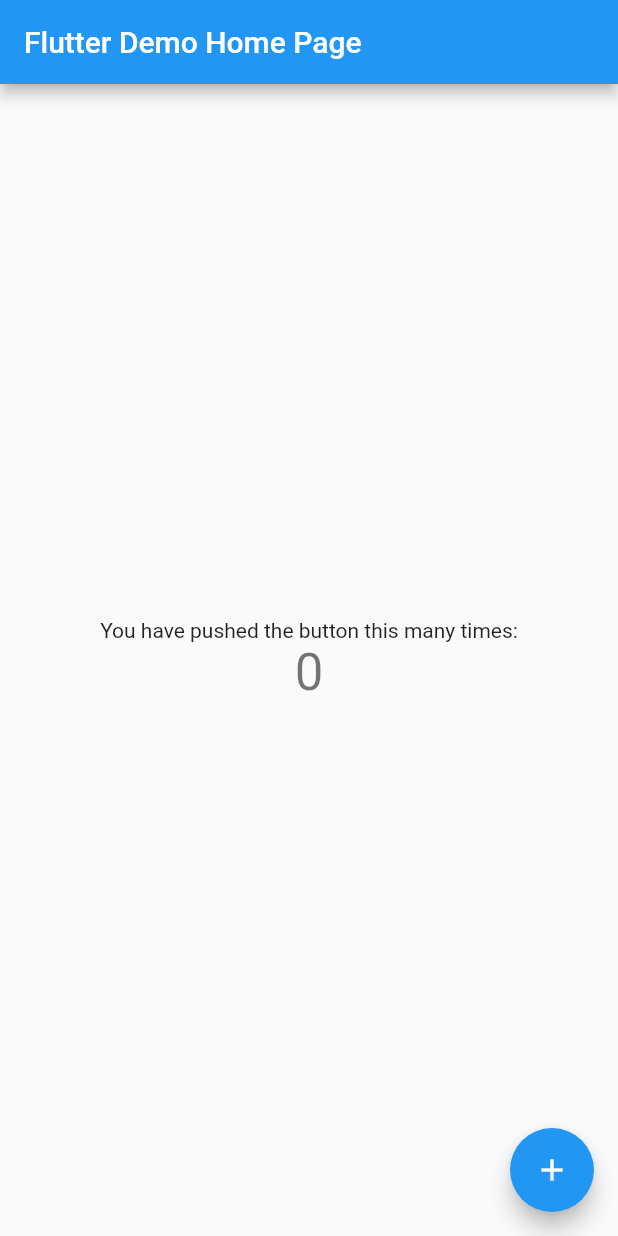
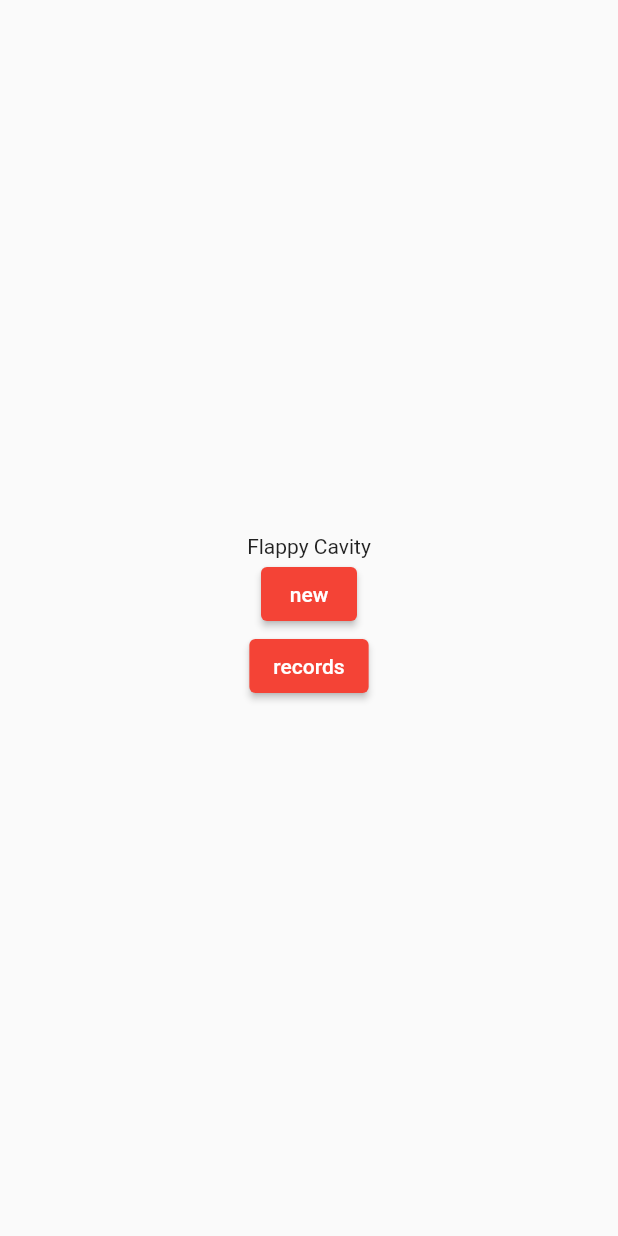
Before and after one commit to arrowtip/flappy_cavity, a Flutter app: the screen it shows after launch, on a phone screen of 412 x 824 dp. Run offline on Flutter 3.47's test engine with Material 2 defaults, Android fonts, the light colour scheme and no system bars.

Commit message:
start to implement home screen

```diff
--- a/lib/main.dart
+++ b/lib/main.dart
@@ -1,4 +1,5 @@
 import 'package:flutter/material.dart';
+import 'screens/home.dart';
 
 void main() {
   runApp(const MyApp());
@@ -11,7 +12,7 @@
   @override
   Widget build(BuildContext context) {
     return MaterialApp(
-      title: 'Flutter Demo',
+      title: 'Flappy Cavity',
       theme: ThemeData(
         // This is the theme of your application.
         //
@@ -22,94 +23,9 @@
         // or simply save your changes to "hot reload" in a Flutter IDE).
         // Notice that the counter didn't reset back to zero; the application
         // is not restarted.
-        primarySwatch: Colors.blue,
+        primarySwatch: Colors.red,
       ),
-      home: const MyHomePage(title: 'Flutter Demo Home Page'),
+      home: const Home(),
     );
   }
 }
-
-class MyHomePage extends StatefulWidget {
-  const MyHomePage({super.key, required this.title});
-
-  // This widget is the home page of your application. It is stateful, meaning
-  // that it has a State object (defined below) that contains fields that affect
-  // how it looks.
-
-  // This class is the configuration for the state. It holds the values (in this
-  // case the title) provided by the parent (in this case the App widget) and
-  // used by the build method of the State. Fields in a Widget subclass are
-  // always marked "final".
-
-  final String title;
-
-  @override
-  State<MyHomePage> createState() => _MyHomePageState();
-}
-
-class _MyHomePageState extends State<MyHomePage> {
-  int _counter = 0;
-
-  void _incrementCounter() {
-    setState(() {
-      // This call to setState tells the Flutter framework that something has
-      // changed in this State, which causes it to rerun the build method below
-      // so that the display can reflect the updated values. If we changed
-      // _counter without calling setState(), then the build method would not be
-      // called again, and so nothing would appear to happen.
-      _counter++;
-    });
-  }
-
-  @override
-  Widget build(BuildContext context) {
-    // This method is rerun every time setState is called, for instance as done
-    // by the _incrementCounter method above.
-    //
-    // The Flutter framework has been optimized to make rerunning build methods
-    // fast, so that you can just rebuild anything that needs updating rather
-    // than having to individually change instances of widgets.
-    return Scaffold(
-      appBar: AppBar(
-        // Here we take the value from the MyHomePage object that was created by
-        // the App.build method, and use it to set our appbar title.
-        title: Text(widget.title),
-      ),
-      body: Center(
-        // Center is a layout widget. It takes a single child and positions it
-        // in the middle of the parent.
-        child: Column(
-          // Column is also a layout widget. It takes a list of children and
-          // arranges them vertically. By default, it sizes itself to fit its
-          // children horizontally, and tries to be as tall as its parent.
-          //
-          // Invoke "debug painting" (press "p" in the console, choose the
-          // "Toggle Debug Paint" action from the Flutter Inspector in Android
-          // Studio, or the "Toggle Debug Paint" command in Visual Studio Code)
-          // to see the wireframe for each widget.
-          //
-          // Column has various properties to control how it sizes itself and
-          // how it positions its children. Here we use mainAxisAlignment to
-          // center the children vertically; the main axis here is the vertical
-          // axis because Columns are vertical (the cross axis would be
-          // horizontal).
-          mainAxisAlignment: MainAxisAlignment.center,
-          children: <Widget>[
-            const Text(
-              'You have pushed the button this many times:',
-            ),
-            Text(
-              '$_counter',
-              style: Theme.of(context).textTheme.headline4,
-            ),
-          ],
-        ),
-      ),
-      floatingActionButton: FloatingActionButton(
-        onPressed: _incrementCounter,
-        tooltip: 'Increment',
-        child: const Icon(Icons.add),
-      ), // This trailing comma makes auto-formatting nicer for build methods.
-    );
-  }
-}
--- /dev/null
+++ b/lib/screens/home.dart
@@ -0,0 +1,21 @@
+import 'package:flutter/material.dart';
+
+class Home extends StatelessWidget {
+  const Home({super.key});
+
+  @override
+  Widget build(BuildContext context) {
+    return Scaffold(
+      body: Center(
+          child: Column(
+        children: [
+          Text("Flappy Cavity",
+              style: TextStyle(), textAlign: TextAlign.center),
+          ElevatedButton(onPressed: () {}, child: Text("new")),
+          ElevatedButton(onPressed: () {}, child: Text("records"))
+        ],
+        mainAxisAlignment: MainAxisAlignment.center,
+      )),
+    );
+  }
+}
```
